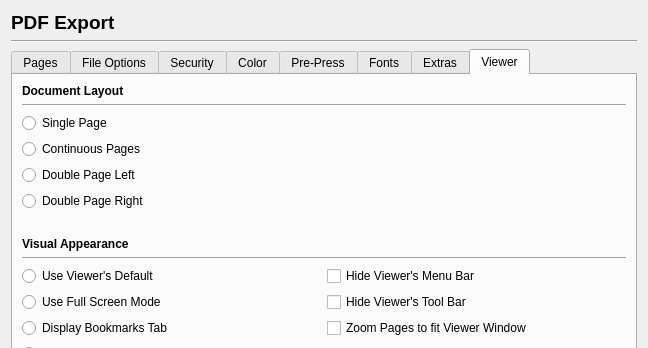
Above: scribus/ui/prefs_pdfexportbase.ui from scribusproject/scribus before the change; both pictures show x 0 to 648 and y 0 to 348 of the 648 by 550 pixel window. Below: the same form after it.
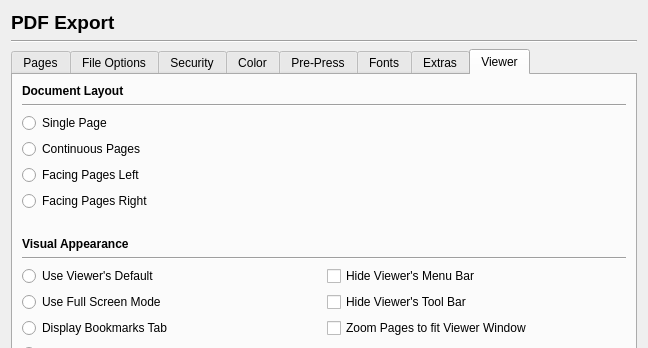
That is the form after the change. The open tabs and pages were chosen to show the change. Custom widgets are drawn as their Qt base class.

Commit message: #12573: Double Side/Double Page renamed to Facing Pages <FirasH> + variable renames

```diff
--- a/scribus/ui/prefs_pdfexportbase.ui
+++ b/scribus/ui/prefs_pdfexportbase.ui
@@ -1601,14 +1601,14 @@
        <item>
         <widget class="QRadioButton" name="doublePageLeftRadioButton">
          <property name="text">
-          <string>Double Page Left</string>
+          <string>Facing Pages Left</string>
          </property>
         </widget>
        </item>
        <item>
         <widget class="QRadioButton" name="doublePageRightRadioButton">
          <property name="text">
-          <string>Double Page Right</string>
+          <string>Facing Pages Right</string>
          </property>
         </widget>
        </item>
```
Left out of the diff: 8 changed lines with no effect on the pictures. The commit also changes 11 other files.
